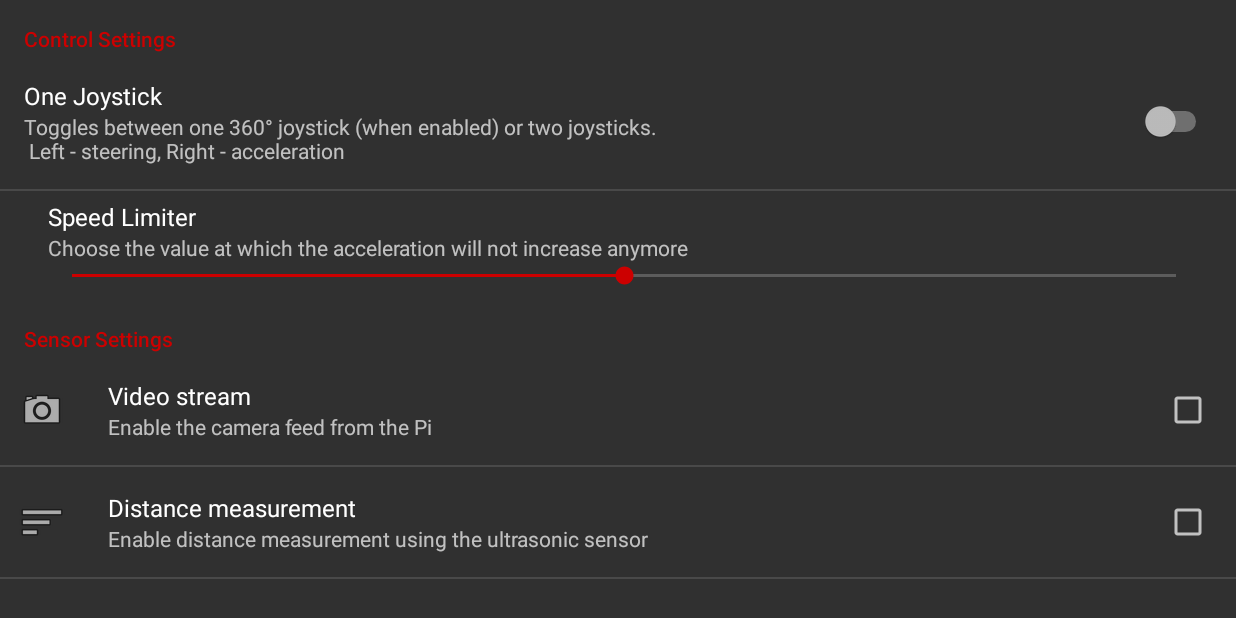
After one commit to vnemes/PiCar, an Android app: the SettingsActivity screen opened directly, with no data from a screen before it, on a phone screen of 824 x 412 dp (held sideways). The commit adds this screen. Run offline under Robolectric (Android 15) with nearby library versions, the light colour scheme and no system bars; network calls fail.

Commit message:
Added settings activity

```diff
--- /dev/null
+++ b/BLECar/app/src/main/java/vendetta/blecar/SettingsActivity.kt
@@ -0,0 +1,21 @@
+package vendetta.blecar
+
+import android.os.Bundle
+import android.app.Activity
+
+import kotlinx.android.synthetic.main.activity_settings.*
+import vendetta.blecar.preferences.SettingsFragment
+
+class SettingsActivity : Activity() {
+
+    override fun onCreate(savedInstanceState: Bundle?) {
+        super.onCreate(savedInstanceState)
+        setContentView(R.layout.activity_settings)
+
+        fragmentManager.beginTransaction()
+                .replace(android.R.id.content,   SettingsFragment())
+//                .addToBackStack(null)
+                .commit()
+    }
+
+}
--- /dev/null
+++ b/BLECar/app/src/main/java/vendetta/blecar/preferences/ConnectionConfig.kt
@@ -0,0 +1,5 @@
+package vendetta.blecar.preferences
+
+class ConnectionConfig(val name:String, val ipAddr: String) {
+
+}
--- /dev/null
+++ b/BLECar/app/src/main/java/vendetta/blecar/preferences/SettingsFragment.kt
@@ -0,0 +1,13 @@
+package vendetta.blecar.preferences
+
+import android.os.Bundle
+import android.preference.PreferenceFragment
+import vendetta.blecar.R
+
+class SettingsFragment : PreferenceFragment() {
+
+    override fun onCreate(savedInstanceState: Bundle?) {
+        super.onCreate(savedInstanceState)
+        addPreferencesFromResource(R.xml.preferences)
+    }
+}
--- /dev/null
+++ b/BLECar/app/src/main/res/layout/activity_settings.xml
@@ -0,0 +1,9 @@
+<?xml version="1.0" encoding="utf-8"?>
+<android.support.constraint.ConstraintLayout xmlns:android="http://schemas.android.com/apk/res/android"
+    xmlns:app="http://schemas.android.com/apk/res-auto"
+    xmlns:tools="http://schemas.android.com/tools"
+    android:layout_width="match_parent"
+    android:layout_height="match_parent"
+    tools:context=".SettingsActivity">
+
+</android.support.constraint.ConstraintLayout>
--- /dev/null
+++ b/BLECar/app/src/main/res/values/integers.xml
@@ -0,0 +1,6 @@
+<?xml version="1.0" encoding="utf-8"?>
+<resources>
+    <integer name="seek_bar_default">50</integer>
+    <integer name="seek_bar_max">100</integer>
+    <integer name="seek_bar_min">0</integer>
+</resources>
--- a/BLECar/app/src/main/res/values/strings.xml
+++ b/BLECar/app/src/main/res/values/strings.xml
@@ -7,4 +7,9 @@
     <string name="error_lost_connection">Lost the connection to the camera.</string>
     <string name="error_couldnt_connect">Couldn\'t connect to the camera.</string>
     <string name="video">Video</string>
+    <string name="title_activity_settings">SettingsActivity</string>
+    <string name="pref_key_joystick">joystick_one-two</string>
+    <string name="pref_key_speed_seek">seek_bar_speed</string>
+    <string name="pref_key_enable_camera">enable_camera_stream</string>
+    <string name="pref_key_enable_ultrasonic">enable_distance_measurement</string>
 </resources>
--- /dev/null
+++ b/BLECar/app/src/main/res/xml/preferences.xml
@@ -0,0 +1,138 @@
+<?xml version="1.0" encoding="utf-8"?>
+<PreferenceScreen
+    xmlns:android="http://schemas.android.com/apk/res/android"
+    android:title="Basic Settings">
+
+    <!--<Preference-->
+        <!--android:key="basic_preference"-->
+        <!--android:title="basic preference"-->
+        <!--android:summary="some description" />-->
+
+    <!--&lt;!&ndash;<Preference&ndash;&gt;-->
+        <!--&lt;!&ndash;android:key="stylish_preference"&ndash;&gt;-->
+        <!--&lt;!&ndash;android:title="@string/title_stylish_preference"&ndash;&gt;-->
+        <!--&lt;!&ndash;android:summary="@string/summary_stylish_preference" />&ndash;&gt;-->
+
+    <!--<Preference-->
+        <!--android:key="preference_with_icon"-->
+        <!--android:title="Preference with icon"-->
+        <!--android:summary="This preference has an icon"-->
+        <!--android:icon="@android:drawable/ic_menu_camera" />-->
+
+    <PreferenceCategory
+        android:title="Control Settings">
+
+        <SwitchPreference
+            android:key="@string/pref_key_joystick"
+            android:title="One Joystick"
+            android:defaultValue="false"
+            android:summary="Toggles between one 360° joystick (when enabled) or two joysticks.\n Left - steering, Right - acceleration"/>
+
+        <SeekBarPreference
+            android:key="@string/pref_key_speed_seek"
+            android:title="Speed Limiter"
+            android:summary="Choose the value at which the acceleration will not increase anymore"
+            android:defaultValue="@integer/seek_bar_default"
+            android:max="@integer/seek_bar_max"
+            android:min="@integer/seek_bar_min"/>
+
+        <!--<DropDownPreference-->
+            <!--android:key="dropdown_preference"-->
+            <!--android:title="title_dropdown_preference"-->
+            <!--android:summary="summary_dropdown_preference"-->
+            <!--android:entries="entries_list_preference"-->
+            <!--android:entryValues="entryvalues_list_preference" />-->
+
+    </PreferenceCategory>
+
+    <PreferenceCategory
+        android:title="Sensor Settings  ">
+
+        <CheckBoxPreference
+            android:key="@string/pref_key_enable_camera"
+            android:title="Video stream"
+            android:defaultValue="false"
+            android:summary="Enable the camera feed from the Pi"
+            android:icon="@android:drawable/ic_menu_camera" />
+
+        <CheckBoxPreference
+            android:key="@string/pref_key_enable_ultrasonic"
+            android:title="Distance measurement"
+            android:defaultValue="false"
+            android:summary="Enable distance measurement using the ultrasonic sensor"
+            android:icon="@android:drawable/ic_menu_sort_by_size" />
+
+        <!--<EditTextPreference-->
+            <!--android:key="edittext_preference"-->
+            <!--android:title="Placeholder"-->
+            <!--android:summary="summary_edittext_preference"-->
+            <!--android:dialogTitle="dialog_title_edittext_preference" />-->
+
+        <!--<ListPreference-->
+            <!--android:key="list_preference"-->
+            <!--android:title="title_list_preference"-->
+            <!--android:summary="summary_list_preference"-->
+            <!--android:entries="entries_list_preference"-->
+            <!--android:entryValues="@array/entryvalues_list_preference"-->
+            <!--android:dialogTitle="@string/dialog_title_list_preference" />-->
+
+        <!--<MultiSelectListPreference-->
+            <!--android:key="multi_select_list_preference"-->
+            <!--android:title="@string/title_multi_list_preference"-->
+            <!--android:summary="@string/summary_multi_list_preference"-->
+            <!--android:entries="@array/entries_list_preference"-->
+            <!--android:entryValues="@array/entryvalues_list_preference"-->
+            <!--android:dialogTitle="@string/dialog_title_multi_list_preference" />-->
+
+    </PreferenceCategory>
+
+    <!--<PreferenceCategory-->
+        <!--android:title="launch_preferences">-->
+
+        <!--&lt;!&ndash; This PreferenceScreen tag serves as a screen break (similar to page break-->
+             <!--in word processing). Like for other preference types, we assign a key-->
+             <!--here so it is able to save and restore its instance state. &ndash;&gt;-->
+        <!--<PreferenceScreen-->
+            <!--android:key="screen_preference"-->
+            <!--android:title="title_screen_preference"-->
+            <!--android:summary="summary_screen_preference">-->
+
+            <!--&lt;!&ndash; You can place more preferences here that will be shown on the next screen. &ndash;&gt;-->
+
+            <!--<CheckBoxPreference-->
+                <!--android:key="next_screen_checkbox_preference"-->
+                <!--android:title="title_next_screen_toggle_preference"-->
+                <!--android:summary="summary_next_screen_toggle_preference" />-->
+
+        <!--</PreferenceScreen>-->
+
+        <!--<PreferenceScreen-->
+            <!--android:title="title_intent_preference"-->
+            <!--android:summary="summary_intent_preference">-->
+
+            <!--<intent android:action="android.intent.action.VIEW"-->
+                <!--android:data="http://www.android.com" />-->
+
+        <!--</PreferenceScreen>-->
+
+    <!--</PreferenceCategory>-->
+
+    <!--<PreferenceCategory-->
+        <!--android:title="preference_attributes">-->
+
+        <!--<CheckBoxPreference-->
+            <!--android:key="parent_checkbox_preference"-->
+            <!--android:title="title_parent_preference"-->
+            <!--android:summary="summary_parent_preference" />-->
+
+        <!--&lt;!&ndash; The visual style of a child is defined by this styled theme attribute. &ndash;&gt;-->
+        <!--<CheckBoxPreference-->
+            <!--android:key="child_checkbox_preference"-->
+            <!--android:dependency="parent_checkbox_preference"-->
+            <!--android:layout="?android:attr/preferenceLayoutChild"-->
+            <!--android:title="title_child_preference"-->
+            <!--android:summary="summary_child_preference" />-->
+
+    <!--</PreferenceCategory>-->
+
+</PreferenceScreen>
--- a/BLECar/build.gradle
+++ b/BLECar/build.gradle
@@ -1,14 +1,15 @@
 // Top-level build file where you can add configuration options common to all sub-projects/modules.
 
 buildscript {
+    ext.kotlin_version = '1.2.71'
 
     repositories {
         google()
         jcenter()
     }
     dependencies {
-        classpath 'com.android.tools.build:gradle:3.0.1'
-
+        classpath 'com.android.tools.build:gradle:3.2.0'
+        classpath "org.jetbrains.kotlin:kotlin-gradle-plugin:$kotlin_version"
 
         // NOTE: Do not place your application dependencies here; they belong
         // in the individual module build.gradle files
```
Also changed, not shown: BLECar/app/build.gradle (+7 -0 lines), BLECar/app/src/main/AndroidManifest.xml (+26 -11 lines), BLECar/app/src/main/java/vendetta/blecar/ConnectActivity.kt (added, +22 -0 lines), BLECar/app/src/main/java/vendetta/blecar/ControllerActivity.java (+89 -69 lines), BLECar/app/src/main/res/drawable/ic_info_black_24dp.xml (added, +9 -0 lines), BLECar/app/src/main/res/drawable/ic_notifications_black_24dp.xml (added, +9 -0 lines), BLECar/app/src/main/res/drawable/ic_sync_black_24dp.xml (added, +9 -0 lines), BLECar/app/src/main/res/layout/activity_connect.xml (added, +58 -0 lines), BLECar/app/src/main/res/layout/activity_remote.xml (+2 -76 lines), BLECar/gradle/wrapper/gradle-wrapper.properties.
